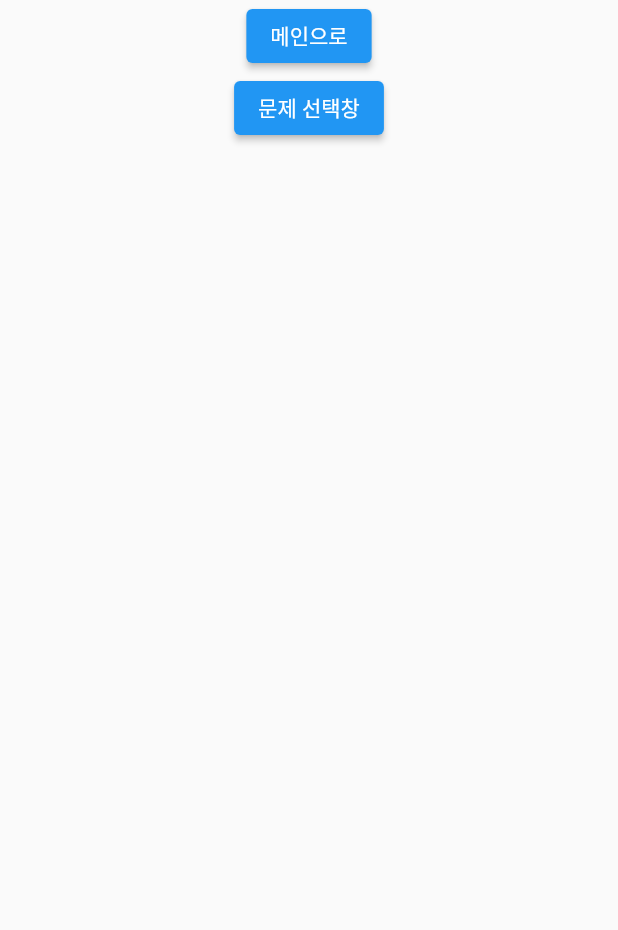
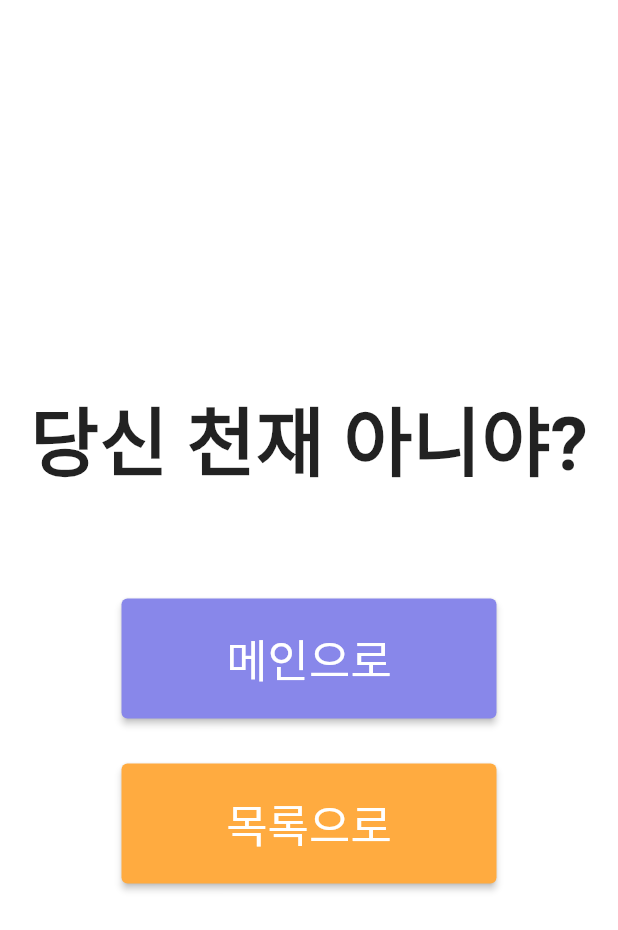
Before and after one commit to lala-david/Dongju, a Flutter app: the ClearPage screen opened directly, on a phone screen of 412 x 824 dp. Shown: the top 930 px of the screen. Run offline on Flutter 3.47's test engine with Material 2 defaults, Android fonts, the phone set to English and light mode, and no system bars; our stand-ins replace cloud_firestore, firebase_auth, firebase_core, vibration; missing offline and left inert: flutterfire_ui; accounts and stored records are empty.

Commit message:
23.06.11 progress (ranking, ui update)

```diff
--- a/lib/Profilepage.dart
+++ b/lib/Profilepage.dart
@@ -10,7 +10,7 @@ class Profilepage extends StatelessWidget {
     return ProfileScreen(
       appBar: AppBar(
         elevation: 0.0,
-        backgroundColor: Colors.pinkAccent,
+        backgroundColor: Color(0xff8887ea),
         title: Text(
           "Cluster",
           style: TextStyle(
--- a/lib/Quizpage.dart
+++ b/lib/Quizpage.dart
@@ -13,14 +13,14 @@ FirebaseFirestore firestore = FirebaseFirestore.instance;
 Future<List<String>> getData(int num) async {
   await Future.delayed(Duration(seconds: 1));
   var result = await firestore.collection('Quizs').doc('Quiz$num').get();
-  print(result);
-  print(result.data()?['name']);
+  //print(result);
+  //print(result.data()?['name']);
   List<String> data = [
     result.data()?['name'],
     result.data()?['codes'],
     result.data()?['contents']
   ];
-  print(data);
+  //print(data);
   return data;
 }
 // void main() => runApp(MyApp());
@@ -55,7 +55,11 @@ class _SolvePageState extends State<SolvePage> with TickerProviderStateMixin {
   String selectedAnswer = '';
   List<String> wordList = [];
   // 데이터 베이스 전송을 위한 데이터 포맷 세팅
-  Map<String, dynamic> toJsonforscore(scorename, score) =>{
+  Map<String, dynamic> updatetoJsonforscore(scorename, score) =>{
+    'name' : scorename,
+    'score' : FieldValue.increment(score),
+  };
+  Map<String, dynamic> settoJsonforscore(scorename, score) =>{
     'name' : scorename,
     'score' : score,
   };
@@ -83,7 +87,6 @@ class _SolvePageState extends State<SolvePage> with TickerProviderStateMixin {
 
   @override
   Widget build(BuildContext context) {
-    print(user);
     CollectionReference rankdatacollect = firestore.collection('rank');
     //목숨이 다 사라졌을 때
     if (life == 0) {
@@ -105,7 +108,22 @@ class _SolvePageState extends State<SolvePage> with TickerProviderStateMixin {
         var username = user?.displayName;
         print(username);
 
-        rankdatacollect.doc(username).set(toJsonforscore(username, point));
+        final docRef = rankdatacollect.doc(username);
+        docRef.get().then((doc){
+          if(doc.exists){
+            docRef.update(updatetoJsonforscore(username, point));
+          }else{
+            docRef.set(settoJsonforscore(username, point));
+          }
+        },
+        onError: (e) => print("DB Error!!"),
+        );
+        // if(rankdatacollect.doc(username).id == null) {
+        //   print("웨 안뒈???");
+        //   rankdatacollect.doc(username).set(settoJsonforscore(username, point));
+        // }else{
+        //   rankdatacollect.doc(username).update(updatetoJsonforscore(username, point));
+        // }
       }
       print(point);
       WidgetsBinding.instance.addPostFrameCallback((_) {
@@ -131,8 +149,9 @@ class _SolvePageState extends State<SolvePage> with TickerProviderStateMixin {
             print(detail);
             return Scaffold(
               appBar: AppBar(
-                backgroundColor: Colors.deepPurpleAccent,
-                title: Container(
+                backgroundColor: Color(0xff8887ea),
+                title: Center(
+                  child: Container(
                     margin: EdgeInsets.all(5),
                     child: Column(
                       mainAxisAlignment: MainAxisAlignment.center,
@@ -145,6 +164,7 @@ class _SolvePageState extends State<SolvePage> with TickerProviderStateMixin {
                           ),
                         ),
                       ],
+                    ),
                   ),
                 ),
               ),
@@ -326,7 +346,7 @@ class _CodeTemplateState extends State<CodeTemplate> {
           borderRadius: BorderRadius.circular(30),
           boxShadow: [
             BoxShadow(
-              color: Colors.deepPurpleAccent.withOpacity(0.5),
+              color: Color(0xff8887ea).withOpacity(0.5),
               spreadRadius: 5,
               blurRadius: 7,
               offset: Offset(0, 0), // 아래로 그림자
@@ -374,7 +394,7 @@ class _CuriousBoxState extends State<CuriousBox> {
           color: Colors.white,
           boxShadow: [
             BoxShadow(
-              color: widget.isFocus ? Colors.purpleAccent : Colors.white,
+              color: widget.isFocus ? Color(0xff8887ea) : Colors.white,
               spreadRadius: widget.isFocus ? 2 : 0,
               blurRadius: widget.isFocus ? 2 : 0,
               offset: Offset(0, 0), // shadows are cooler at the bottom
@@ -476,7 +496,7 @@ class _ChoiceAreaState extends State<ChoiceArea> {
           borderRadius: BorderRadius.circular(20),
           boxShadow: [
             BoxShadow(
-              color: Colors.deepPurpleAccent.withOpacity(0.3),
+              color: Color(0xff8887ea).withOpacity(0.3),
               spreadRadius: 5,
               blurRadius: 7,
               offset: Offset(0, 3), // 아래로 그림자
@@ -604,7 +624,7 @@ class _AnswerButtonState extends State<AnswerButton> {
         widget.onAnswerSelected(widget.option);
       },
       style: ElevatedButton.styleFrom(
-        backgroundColor: Colors.purpleAccent,
+        backgroundColor: Color(0xff8887ea),
         minimumSize: Size(30, 50),
         padding: EdgeInsets.symmetric(horizontal: 20, vertical: 10),
       ),
@@ -689,15 +709,36 @@ class _OverPageState extends State<OverPage> {
 }
 
 class ClearPage extends StatelessWidget {
-  const ClearPage({Key? key}) : super(key: key);
+  ClearPage({Key? key}) : super(key: key);
+  TextStyle fontStyle = new TextStyle(
+    fontSize: 30,
+  );
 
   @override
   Widget build(BuildContext context) {
     return Scaffold(
       body: Container(
+        decoration: BoxDecoration(
+          color: Colors.white,
+        ),
         child: Center(
-          child: Column(children: [
+          child: Column(mainAxisAlignment: MainAxisAlignment.center, children: [
+            Padding(
+              padding: const EdgeInsets.all(20.0),
+              child: Text(
+                "당신 천재 아니야?",
+                style: TextStyle(
+                  fontSize: 50,
+                  fontWeight: FontWeight.bold,
+                ),
+              ),
+            ),
+            SizedBox(height: 50),
             ElevatedButton(
+              style: ElevatedButton.styleFrom(
+                backgroundColor: Color(0xff8887ea),
+                minimumSize: Size(250, 80),
+              ),
               onPressed: () {
                 Navigator.pushReplacement(
                     context,
@@ -705,12 +746,27 @@ class ClearPage extends StatelessWidget {
                       builder: (context) => Main(),
                     ));
               },
-                child: Text("메인으로")),
+              child: Text(
+                "메인으로",
+                style: fontStyle,
+              ),
+            ),
+            SizedBox(
+              height: 30,
+            ),
             ElevatedButton(
+              style: ElevatedButton.styleFrom(
+                backgroundColor: Colors.orangeAccent,
+                minimumSize: Size(250, 80),
+              ),
               onPressed: () {
-                  print("문제 선택");
+                Navigator.pop(context);
               },
-                child: Text("문제 선택창")),
+              child: Text(
+                "목록으로",
+                style: fontStyle,
+              ),
+            )
           ]),
         ),
       ),
--- a/lib/loading.dart
+++ b/lib/loading.dart
@@ -102,7 +102,7 @@ class LinearProgressIndicatorDemoState extends State<LinearProgressIndicatorDemo
           height: 10,
           child: LinearProgressIndicator (value: animation.value,
             valueColor: AlwaysStoppedAnimation<Color>(Colors.deepPurpleAccent),
-            backgroundColor: Colors.pinkAccent,
+            backgroundColor: Colors.black12,
             //borderRadius: BorderRadius.circular(100),)
         ),
       )
```
Also changed, not shown: lib/rankingtest.dart (+18 -0 lines). Lines whose indentation alone changed are shown as unchanged.
